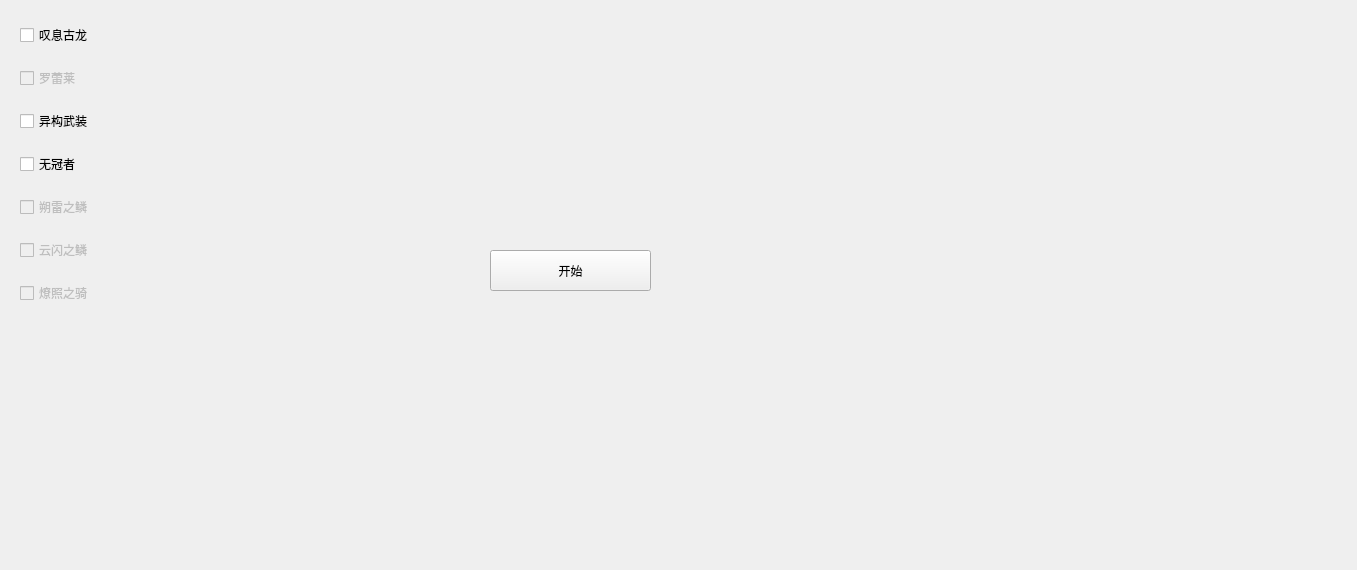
Above: normalbosspanel.ui from A-SunsetMkt-Forks/wuwaBackendTool before the change. Below: the same form after it.
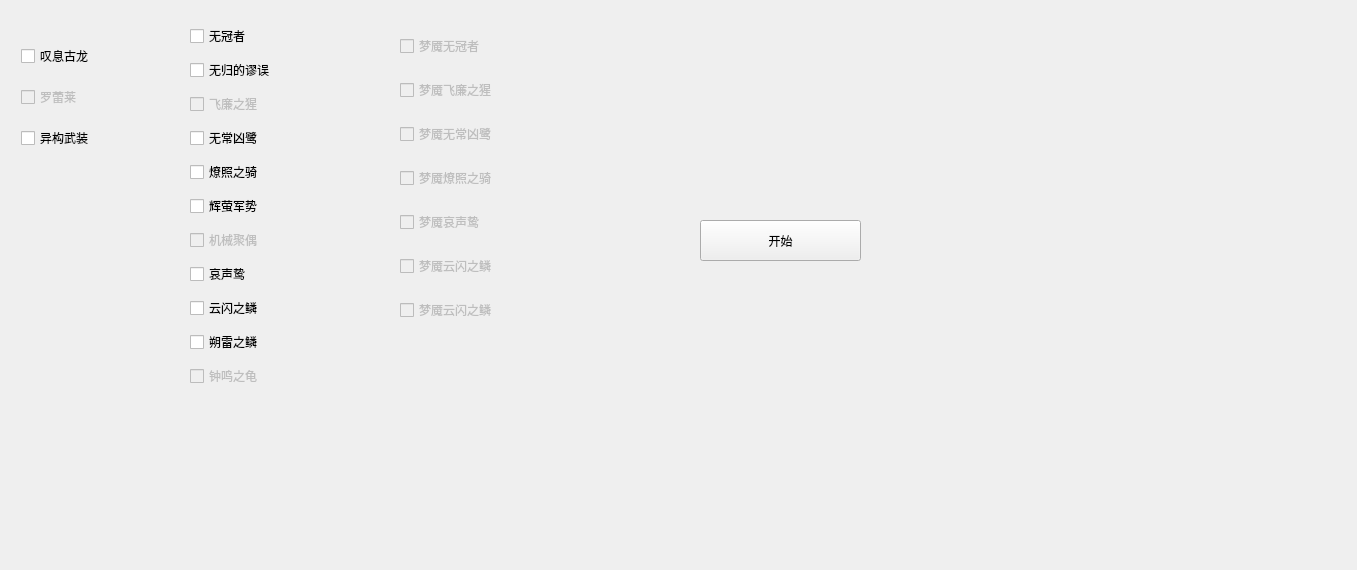
That is the form after the change.

What changed in the file:
```diff
--- a/normalbosspanel.ui
+++ b/normalbosspanel.ui
@@ -13,17 +13,231 @@
   <property name="windowTitle">
    <string>Form</string>
   </property>
+  <widget class="QPushButton" name="startNormalBoss">
+   <property name="geometry">
+    <rect>
+     <x>700</x>
+     <y>220</y>
+     <width>161</width>
+     <height>41</height>
+    </rect>
+   </property>
+   <property name="text">
+    <string>开始</string>
+   </property>
+  </widget>
   <widget class="QWidget" name="layoutWidget">
    <property name="geometry">
     <rect>
-     <x>20</x>
-     <y>10</y>
-     <width>151</width>
-     <height>311</height>
+     <x>400</x>
+     <y>20</y>
+     <width>131</width>
+     <height>321</height>
     </rect>
    </property>
    <layout class="QVBoxLayout" name="verticalLayout">
     <item>
+     <widget class="QCheckBox" name="nightmareCrownless">
+      <property name="enabled">
+       <bool>false</bool>
+      </property>
+      <property name="text">
+       <string>梦魇无冠者</string>
+      </property>
+     </widget>
+    </item>
+    <item>
+     <widget class="QCheckBox" name="nightmareFeilianBeringal">
+      <property name="enabled">
+       <bool>false</bool>
+      </property>
+      <property name="text">
+       <string>梦魇飞廉之猩</string>
+      </property>
+     </widget>
+    </item>
+    <item>
+     <widget class="QCheckBox" name="nightmareImpermanenceHeron">
+      <property name="enabled">
+       <bool>false</bool>
+      </property>
+      <property name="text">
+       <string>梦魇无常凶鹭</string>
+      </property>
+     </widget>
+    </item>
+    <item>
+     <widget class="QCheckBox" name="nightmareInfernoRider">
+      <property name="enabled">
+       <bool>false</bool>
+      </property>
+      <property name="text">
+       <string>梦魇燎照之骑</string>
+      </property>
+     </widget>
+    </item>
+    <item>
+     <widget class="QCheckBox" name="nightmareMourningAix">
+      <property name="enabled">
+       <bool>false</bool>
+      </property>
+      <property name="text">
+       <string>梦魇哀声鸷</string>
+      </property>
+     </widget>
+    </item>
+    <item>
+     <widget class="QCheckBox" name="nightmareTempestMephis">
+      <property name="enabled">
+       <bool>false</bool>
+      </property>
+      <property name="text">
+       <string>梦魇云闪之鳞</string>
+      </property>
+     </widget>
+    </item>
+    <item>
+     <widget class="QCheckBox" name="nightmareThunderingMephis">
+      <property name="enabled">
+       <bool>false</bool>
+      </property>
+      <property name="text">
+       <string>梦魇云闪之鳞</string>
+      </property>
+     </widget>
+    </item>
+   </layout>
+  </widget>
+  <widget class="QWidget" name="layoutWidget">
+   <property name="geometry">
+    <rect>
+     <x>190</x>
+     <y>20</y>
+     <width>171</width>
+     <height>381</height>
+    </rect>
+   </property>
+   <layout class="QVBoxLayout" name="verticalLayout_2">
+    <item>
+     <widget class="QCheckBox" name="crownless">
+      <property name="text">
+       <string>无冠者</string>
+      </property>
+     </widget>
+    </item>
+    <item>
+     <widget class="QCheckBox" name="fallacyOfNoReturn">
+      <property name="enabled">
+       <bool>true</bool>
+      </property>
+      <property name="text">
+       <string>无归的谬误</string>
+      </property>
+     </widget>
+    </item>
+    <item>
+     <widget class="QCheckBox" name="feilianBeringal">
+      <property name="enabled">
+       <bool>false</bool>
+      </property>
+      <property name="text">
+       <string>飞廉之猩</string>
+      </property>
+     </widget>
+    </item>
+    <item>
+     <widget class="QCheckBox" name="impermanenceHeron">
+      <property name="enabled">
+       <bool>true</bool>
+      </property>
+      <property name="text">
+       <string>无常凶鹭</string>
+      </property>
+     </widget>
+    </item>
+    <item>
+     <widget class="QCheckBox" name="infernoRider">
+      <property name="enabled">
+       <bool>true</bool>
+      </property>
+      <property name="text">
+       <string>燎照之骑</string>
+      </property>
+     </widget>
+    </item>
+    <item>
+     <widget class="QCheckBox" name="lampylumenMyriad">
+      <property name="enabled">
+       <bool>true</bool>
+      </property>
+      <property name="text">
+       <string>辉萤军势</string>
+      </property>
+     </widget>
+    </item>
+    <item>
+     <widget class="QCheckBox" name="mechAbomination">
+      <property name="enabled">
+       <bool>false</bool>
+      </property>
+      <property name="text">
+       <string>机械聚偶</string>
+      </property>
+     </widget>
+    </item>
+    <item>
+     <widget class="QCheckBox" name="mourningAix">
+      <property name="enabled">
+       <bool>true</bool>
+      </property>
+      <property name="text">
+       <string>哀声鸷</string>
+      </property>
+     </widget>
+    </item>
+    <item>
+     <widget class="QCheckBox" name="tempestMephis">
+      <property name="enabled">
+       <bool>true</bool>
+      </property>
+      <property name="text">
+       <string>云闪之鳞</string>
+      </property>
+     </widget>
+    </item>
+    <item>
+     <widget class="QCheckBox" name="thunderingMephis">
+      <property name="enabled">
+       <bool>true</bool>
+      </property>
+      <property name="text">
+       <string>朔雷之鳞</string>
+      </property>
+     </widget>
+    </item>
+    <item>
+     <widget class="QCheckBox" name="bellBorneGeochelone">
+      <property name="enabled">
+       <bool>false</bool>
+      </property>
+      <property name="text">
+       <string>钟鸣之龟</string>
+      </property>
+     </widget>
+    </item>
+   </layout>
+  </widget>
+  <widget class="QWidget" name="layoutWidget">
+   <property name="geometry">
+    <rect>
+     <x>21</x>
+     <y>33</y>
+     <width>101</width>
+     <height>131</height>
+    </rect>
+   </property>
+   <layout class="QVBoxLayout" name="verticalLayout_3">
+    <item>
      <widget class="QCheckBox" name="dragonOfDirge">
       <property name="text">
        <string>叹息古龙</string>
@@ -47,58 +261,8 @@
       </property>
      </widget>
     </item>
-    <item>
-     <widget class="QCheckBox" name="crownless">
-      <property name="text">
-       <string>无冠者</string>
-      </property>
-     </widget>
-    </item>
-    <item>
-     <widget class="QCheckBox" name="thunderingMephis">
-      <property name="enabled">
-       <bool>false</bool>
-      </property>
-      <property name="text">
-       <string>朔雷之鳞</string>
-      </property>
-     </widget>
-    </item>
-    <item>
-     <widget class="QCheckBox" name="tempestMephis">
-      <property name="enabled">
-       <bool>false</bool>
-      </property>
-      <property name="text">
-       <string>云闪之鳞</string>
-      </property>
-     </widget>
-    </item>
-    <item>
-     <widget class="QCheckBox" name="infernoRider">
-      <property name="enabled">
-       <bool>false</bool>
-      </property>
-      <property name="text">
-       <string>燎照之骑</string>
-      </property>
-     </widget>
-    </item>
    </layout>
   </widget>
-  <widget class="QPushButton" name="startNormalBoss">
-   <property name="geometry">
-    <rect>
-     <x>490</x>
-     <y>250</y>
-     <width>161</width>
-     <height>41</height>
-    </rect>
-   </property>
-   <property name="text">
-    <string>开始</string>
-   </property>
-  </widget>
  </widget>
  <resources/>
  <connections/>
```
